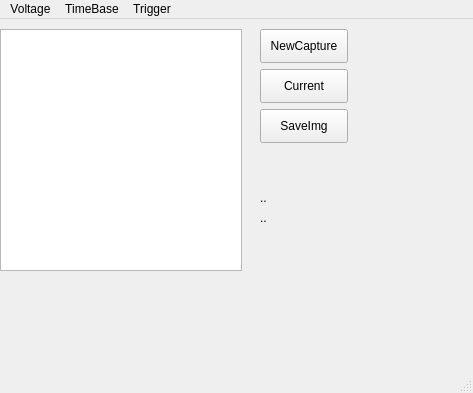
Before: the Qt Designer form python_usb_control/graphical_py_app/ui/dso.ui in mean00/lnDSO150, drawn with Qt 5.
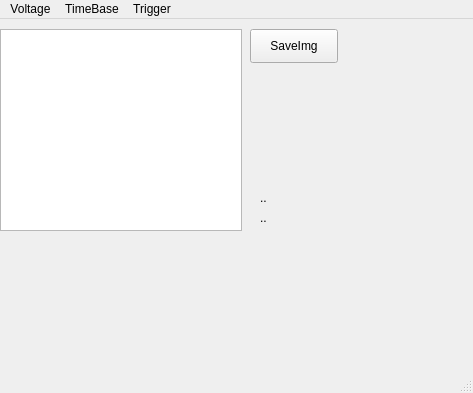
After: the same form once the commit is applied.

Commit message: py: resize to 240x200

The edit to the form file:
```diff
--- a/python_usb_control/graphical_py_app/ui/dso.ui
+++ b/python_usb_control/graphical_py_app/ui/dso.ui
@@ -20,7 +20,7 @@
       <x>0</x>
       <y>10</y>
       <width>242</width>
-      <height>242</height>
+      <height>202</height>
      </rect>
     </property>
     <property name="sizePolicy">
@@ -32,13 +32,13 @@
     <property name="minimumSize">
      <size>
       <width>242</width>
-      <height>242</height>
+      <height>202</height>
      </size>
     </property>
     <property name="maximumSize">
      <size>
       <width>242</width>
-      <height>242</height>
+      <height>202</height>
      </size>
     </property>
     <property name="verticalScrollBarPolicy">
@@ -48,32 +48,6 @@
      <enum>Qt::ScrollBarAlwaysOff</enum>
     </property>
    </widget>
-   <widget class="QPushButton" name="pushButtonReq">
-    <property name="geometry">
-     <rect>
-      <x>260</x>
-      <y>10</y>
-      <width>88</width>
-      <height>34</height>
-     </rect>
-    </property>
-    <property name="text">
-     <string>NewCapture</string>
-    </property>
-   </widget>
-   <widget class="QPushButton" name="pushButtonCurrent">
-    <property name="geometry">
-     <rect>
-      <x>260</x>
-      <y>50</y>
-      <width>88</width>
-      <height>34</height>
-     </rect>
-    </property>
-    <property name="text">
-     <string>Current</string>
-    </property>
-   </widget>
    <widget class="QLabel" name="labelVoltage">
     <property name="geometry">
      <rect>
@@ -103,8 +77,8 @@
    <widget class="QPushButton" name="pushButtonSave">
     <property name="geometry">
      <rect>
-      <x>260</x>
-      <y>90</y>
+      <x>250</x>
+      <y>10</y>
       <width>88</width>
       <height>34</height>
      </rect>
```
The commit also changes 1 other file.
